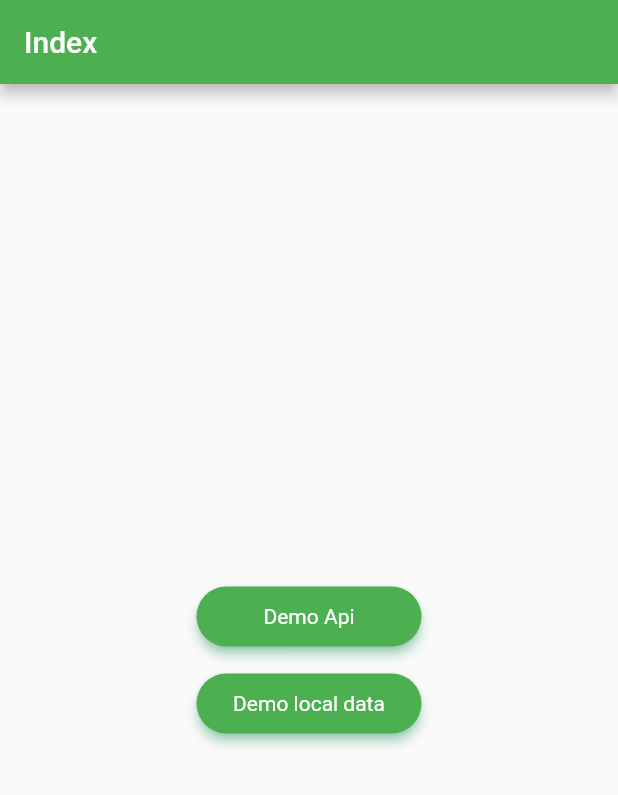
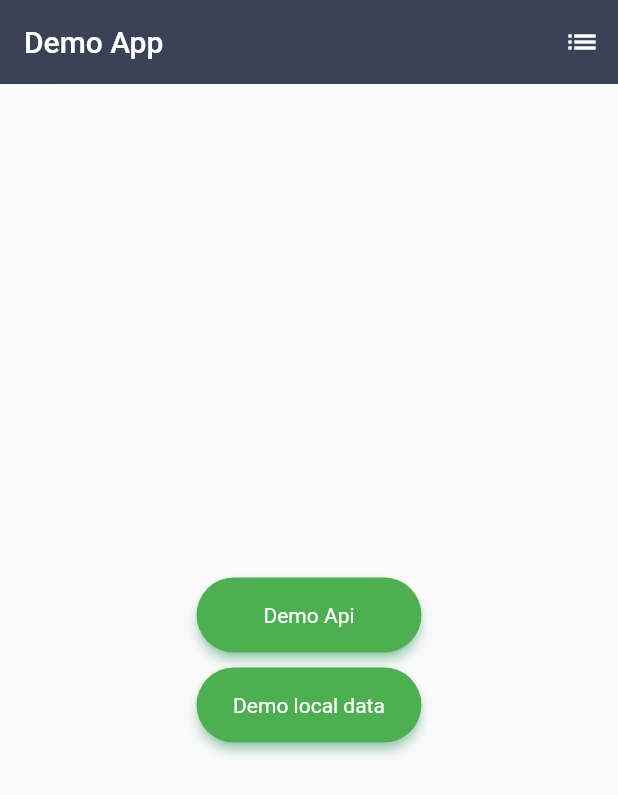
Before and after one commit to acan12/mvvm_flutter, a Flutter app: the screen it shows after launch, on a phone screen of 412 x 824 dp. Shown: the top 795 px of the screen. Run offline on Flutter 3.47's test engine with Material 2 defaults, Android fonts, the phone set to English and light mode, and no system bars; our stand-ins replace dio, flutter_riverpod, freezed_annotation, go_router, hive, hive_flutter and 1 more; accounts and stored records are empty; generated files the repository leaves out were written again.

Commit message:
update listview for demo list data api remote source

```diff
--- a/lib/data/model/entity/question.dart
+++ b/lib/data/model/entity/question.dart
@@ -7,6 +7,7 @@ part 'question.g.dart';
 @Freezed()
 class Question with _$Question {
   const factory Question({
+    required String question,
     required String published_at,
     required String answer,
   }) = _Question;
--- a/lib/data/model/response/question/question_response.dart
+++ b/lib/data/model/response/question/question_response.dart
@@ -9,8 +9,8 @@ part 'question_response.g.dart';
 @Freezed()
 class QuestionResponse with _$QuestionResponse {
   const factory QuestionResponse({
-    @Default(null) Meta? meta,
-    @Default(null) Data? data,
+    required Meta meta,
+    required Data data,
   }) = _QuestionResponse;
 
   factory QuestionResponse.fromJson(Map<String, dynamic> json) =>
--- a/lib/routes.dart
+++ b/lib/routes.dart
@@ -1,32 +1,32 @@
 import 'package:flutter/material.dart';
 import 'package:freezed_demo/ui/pages/error_page.dart';
-import 'package:freezed_demo/ui/pages/home/detail_page.dart';
+import 'package:freezed_demo/ui/pages/home/local_page.dart';
+import 'package:freezed_demo/ui/pages/home/api_page.dart';
 import 'package:freezed_demo/ui/pages/home/home_page.dart';
-import 'package:freezed_demo/ui/pages/home/index_page.dart';
 import 'package:go_router/go_router.dart';
 
-const String routeIndex = '/';
-const String routeHome = 'home';
-const String routeDetail = 'detail';
+const String routeHome = '/';
+const String routeApi = 'api';
+const String routeLocal = 'local';
 
 final goRouter = GoRouter(
   debugLogDiagnostics: true,
-  initialLocation: '/',
+  initialLocation: routeHome,
   routes: [
     GoRoute(
-        path: routeIndex,
+        path: routeHome,
         pageBuilder: (context, state) =>
-            MaterialPage(key: state.pageKey, child: IndexPage()),
+            MaterialPage(key: state.pageKey, child: HomePage()),
         routes: [
           GoRoute(
-              path: routeHome,
+              path: routeApi,
               pageBuilder: (context, state) =>
-                  MaterialPage(key: state.pageKey, child: HomePage())),
+                  MaterialPage(key: state.pageKey, child: ApiPage())),
           GoRoute(
-              path: routeDetail,
+              path: routeLocal,
               pageBuilder: (context, state) => MaterialPage(
                   key: state.pageKey,
-                  child: DetailPage(extra: state.extra as String)))
+                  child: LocalPage(extra: state.extra as String)))
         ]),
   ],
   errorPageBuilder: (context, state) => MaterialPage(
--- a/lib/ui/pages/home/home_page.dart
+++ b/lib/ui/pages/home/home_page.dart
@@ -1,53 +1,43 @@
+import 'package:flutter/cupertino.dart';
 import 'package:flutter/material.dart';
-import 'package:flutter_riverpod/flutter_riverpod.dart';
-import 'package:freezed_demo/viewmodel/question/question_viewmodel.dart';
-import 'package:hive/hive.dart';
-import '../../../data/config.dart';
-import '../../../data/model/entity/employee.dart';
+import 'package:freezed_demo/routes.dart';
+import 'package:freezed_demo/ui/uiconfig.dart';
+import 'package:go_router/go_router.dart';
 
-class HomePage extends ConsumerWidget {
+import '../../component/appbar.dart';
 
+class HomePage extends StatelessWidget {
   @override
-  Widget build(BuildContextacontext, WidgetRef ref) {
-    final questionsProvider = ref.watch(allQuestionProvider);
+  Widget build(BuildContext context) {
+    final ButtonStyle style = ElevatedButton.styleFrom(
+      foregroundColor: Colors.white,
+      textStyle: const TextStyle(fontSize: 14),
+      minimumSize: Size(150, 50),
+      shadowColor: Colors.greenAccent,
+      elevation: 3,
+      shape: RoundedRectangleBorder(borderRadius: BorderRadius.circular(32.0)),
+    );
+
     return Scaffold(
-      appBar: AppBar(
-        title: Text("Api"),
+      appBar: topAppBarComponent(UiConfig.titleMain),
+      body: Center(
+        child: Column(
+          mainAxisSize: MainAxisSize.min,
+          children: <Widget>[
+            ElevatedButton(
+              style: style,
+              onPressed: () => context.go("/$routeApi"),
+              child: const Text('Demo Api'),
+            ),
+            const SizedBox(height: 10),
+            ElevatedButton(
+              style: style,
+              onPressed: () => context.go("/${routeLocal}/1"),
+              child: const Text('Demo local data'),
+            ),
+          ],
+        ),
       ),
-      body: Center(
-          child: questionsProvider.when(
-        data: (data) => Text("Count of Question you have are : ${data.data?.questions.length} item"),
-        error: (err, stack) => Text("Errror: ${err.toString()}"),
-        loading: () => CircularProgressIndicator(color: Colors.blue,)
-      )),
     );
   }
-
-  Widget getColumn(String value) {
-    // final db = fetchAllEmployeeFromLocalDB();
-    // db.whenComplete(() => )
-    return Column(
-      mainAxisAlignment: MainAxisAlignment.center,
-      children: <Widget>[
-        const Text(
-          'Your Value',
-          style: TextStyle(fontSize: 14),
-        ),
-        Text(
-          '$value',
-          style: TextStyle(fontSize: 50, fontWeight: FontWeight.bold),
-        ),
-      ],
-    );
-  }
-
-  addEmployeeToLocalDB(Employee employee) async {
-    var employees = await Hive.openBox<Employee>(DB_EMPLOYEE);
-    employees.add(employee);
-  }
-
-  deleteAllEmployeFromLocalDB() async {
-    var employees = await Hive.openBox<Employee>(DB_EMPLOYEE);
-    employees.clear();
-  }
 }
--- a/lib/ui/pages/home/index_page.dart
+++ /dev/null
@@ -1,42 +0,0 @@
-import 'package:flutter/cupertino.dart';
-import 'package:flutter/material.dart';
-import 'package:freezed_demo/routes.dart';
-import 'package:go_router/go_router.dart';
-
-class IndexPage extends StatelessWidget {
-  @override
-  Widget build(BuildContext context) {
-    final ButtonStyle style = ElevatedButton.styleFrom(
-      foregroundColor: Colors.white,
-      textStyle: const TextStyle(fontSize: 14),
-      minimumSize: Size(150, 40),
-      shadowColor: Colors.greenAccent,
-      elevation: 3,
-      shape: RoundedRectangleBorder(borderRadius: BorderRadius.circular(32.0)),
-    );
-
-    return Scaffold(
-      appBar: AppBar(
-        title: Text("Index"),
-      ),
-      body: Center(
-        child: Column(
-          mainAxisSize: MainAxisSize.min,
-          children: <Widget>[
-            ElevatedButton(
-              style: style,
-              onPressed: () => context.go("/$routeHome"),
-              child: const Text('Demo Api'),
-            ),
-            const SizedBox(height: 10),
-            ElevatedButton(
-              style: style,
-              onPressed: () => context.go("/${routeDetail}/1"),
-              child: const Text('Demo local data'),
-            ),
-          ],
-        ),
-      ),
-    );
-  }
-}
--- a/lib/ui/pages/home/detail_page.dart
+++ b/lib/ui/pages/home/local_page.dart
@@ -7,17 +7,17 @@ import '../../../data/model/entity/employee.dart';
 import '../../../viewmodel/user/profile_viewmodel.dart';
 
 
-class DetailPage extends ConsumerWidget {
+class LocalPage extends ConsumerWidget {
   final String extra;
 
-  const DetailPage({Key? key, required this.extra}) : super(key: key);
+  const LocalPage({Key? key, required this.extra}) : super(key: key);
 
   @override
   Widget build(BuildContextacontext, WidgetRef ref) {
     final apiProvider = ref.watch(personaViewModelProvider);
     return Scaffold(
       appBar: AppBar(
-        title: Text("Home"),
+        title: Text("Local"),
       ),
       body: Center(
           child: apiProvider.when(
--- /dev/null
+++ b/lib/ui/uiconfig.dart
@@ -0,0 +1,4 @@
+class UiConfig {
+  static const String titleMain = "Demo App";
+  static const String titleListQuestion = "Questions";
+}
--- a/lib/viewmodel/question/question_viewmodel.dart
+++ b/lib/viewmodel/question/question_viewmodel.dart
@@ -4,7 +4,7 @@ import 'package:freezed_demo/viewmodel/base_viewmodel.dart';
 
 import '../../repo/question/question_repository.dart';
 
-final allQuestionProvider = FutureProvider<QuestionResponse>(
+final allQuestionProvider = FutureProvider.autoDispose<QuestionResponse>(
     (ref) => QuestionViewModel().getQuestions()
 );
 
```
Also changed, not shown: lib/ui/component/appbar.dart (added, +59 -0 lines), lib/ui/component/bottom_menu_navigation.dart (added, +30 -0 lines), lib/ui/pages/home/api_page.dart (added, +56 -0 lines).
